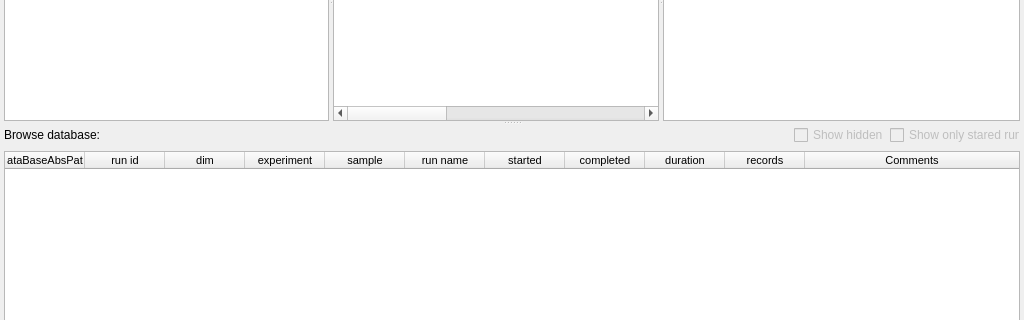
Above: pyplotter/ui/mainWindow.ui from pyplotter/pyplotter before the change; both pictures show x 0 to 1024 and y 198 to 518 of the 1024 by 612 pixel window. Below: the same form after it.
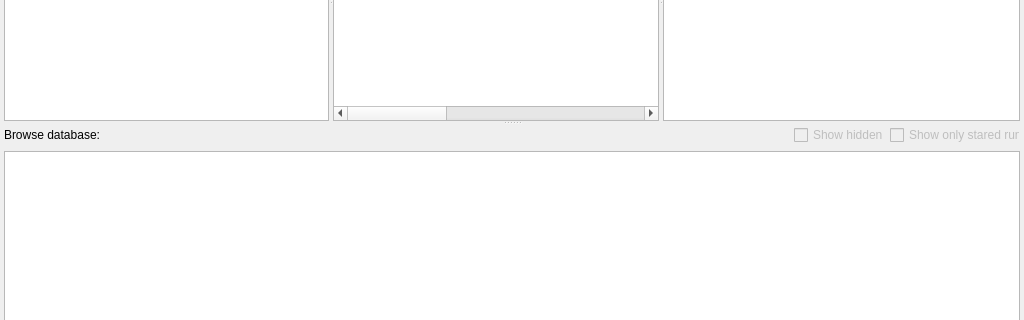
That is the form after the change. Custom widgets are drawn as their Qt base class.

Commit message: Columns of tableWidgetDatabase are built from config file

The edit to the form file:
```diff
--- a/pyplotter/ui/mainWindow.ui
+++ b/pyplotter/ui/mainWindow.ui
@@ -555,12 +555,6 @@
           <property name="lineWidth">
            <number>0</number>
           </property>
-          <property name="sizeAdjustPolicy">
-           <enum>QAbstractScrollArea::AdjustIgnored</enum>
-          </property>
-          <property name="editTriggers">
-           <set>QAbstractItemView::NoEditTriggers</set>
-          </property>
           <property name="alternatingRowColors">
            <bool>true</bool>
           </property>
@@ -573,9 +567,6 @@
           <property name="sortingEnabled">
            <bool>true</bool>
           </property>
-          <property name="columnCount">
-           <number>11</number>
-          </property>
           <attribute name="horizontalHeaderDefaultSectionSize">
            <number>80</number>
           </attribute>
@@ -588,61 +579,6 @@
           <attribute name="verticalHeaderVisible">
            <bool>false</bool>
           </attribute>
-          <column>
-           <property name="text">
-            <string>dataBaseAbsPath</string>
-           </property>
-          </column>
-          <column>
-           <property name="text">
-            <string>run id</string>
-           </property>
-          </column>
-          <column>
-           <property name="text">
-            <string>dim</string>
-           </property>
-          </column>
-          <column>
-           <property name="text">
-            <string>experiment</string>
-           </property>
-          </column>
-          <column>
-           <property name="text">
-            <string>sample</string>
-           </property>
-          </column>
-          <column>
-           <property name="text">
-            <string>run name</string>
-           </property>
-          </column>
-          <column>
-           <property name="text">
-            <string>started</string>
-           </property>
-          </column>
-          <column>
-           <property name="text">
-            <string>completed</string>
-           </property>
-          </column>
-          <column>
-           <property name="text">
-            <string>duration</string>
-           </property>
-          </column>
-          <column>
-           <property name="text">
-            <string>records</string>
-           </property>
-          </column>
-          <column>
-           <property name="text">
-            <string>Comments</string>
-           </property>
-          </column>
          </widget>
         </item>
        </layout>
```
The commit also changes 3 other files.
